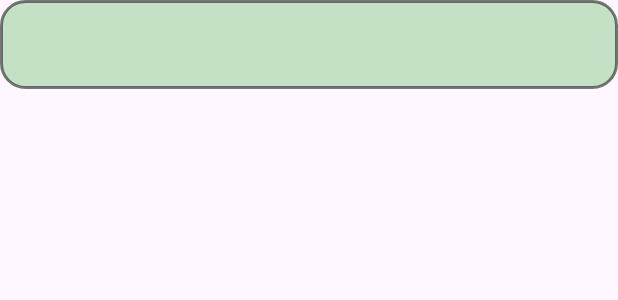
After one commit to veronika-lalala/Habit_app, an Android app: the layout habit_item.xml on its own in the app's theme, with its tools: preview values and no code run, on a phone screen of 412 x 824 dp. The commit adds this screen. Shown: the top 300 px of the screen. Run offline under Robolectric (Android 15) with nearby library versions, the phone set to English and light mode, and no system bars.

Commit message:
добавление привычек

```diff
--- /dev/null
+++ b/app/src/main/res/drawable/rounded_background.xml
@@ -0,0 +1,13 @@
+<!-- res/drawable/rounded_background.xml -->
+<shape xmlns:android="http://schemas.android.com/apk/res/android"
+    android:shape="rectangle">
+
+    <solid android:color="#544CAF50" />
+
+    <stroke
+        android:width="2dp"
+        android:color="#84000000" />
+
+    <corners android:radius="16dp" />
+
+</shape>
--- a/app/src/main/res/layout/activity_main.xml
+++ b/app/src/main/res/layout/activity_main.xml
@@ -1,5 +1,7 @@
 <?xml version="1.0" encoding="utf-8"?>
-<androidx.constraintlayout.widget.ConstraintLayout xmlns:android="http://schemas.android.com/apk/res/android"
+<!--ConstraintLayout позволяет расположить вложенные элементы в определенных местах экрана.-->
+<androidx.constraintlayout.widget.ConstraintLayout
+    xmlns:android="http://schemas.android.com/apk/res/android"
     xmlns:app="http://schemas.android.com/apk/res-auto"
     xmlns:tools="http://schemas.android.com/tools"
     android:id="@+id/main"
@@ -25,7 +27,7 @@
         android:id="@+id/myImageView"
         android:layout_width="190dp"
         android:layout_height="263dp"
-        android:src="@drawable/cactus"
+        android:src="@drawable/frog"
         app:layout_constraintBottom_toBottomOf="parent"
         app:layout_constraintEnd_toEndOf="parent"
         app:layout_constraintHorizontal_bias="0.538"
--- /dev/null
+++ b/app/src/main/res/layout/habit_item.xml
@@ -0,0 +1,11 @@
+<TextView xmlns:android="http://schemas.android.com/apk/res/android"
+    android:id="@+id/habit_text"
+    android:layout_width="match_parent"
+    android:layout_height="wrap_content"
+    android:textSize="20sp"
+    android:padding="16dp"
+    android:layout_marginBottom="5dp"
+    android:background="@drawable/rounded_background"
+    android:textColor="#000000"
+    android:gravity="center_vertical"
+    />
```
Also changed, not shown: app/src/main/java/com/example/myappp/HabitListActivity.java (+28 -4 lines), app/src/main/res/layout/activity_habit_list.xml (+12 -0 lines), app/src/main/res/drawable/frog.png (added).
